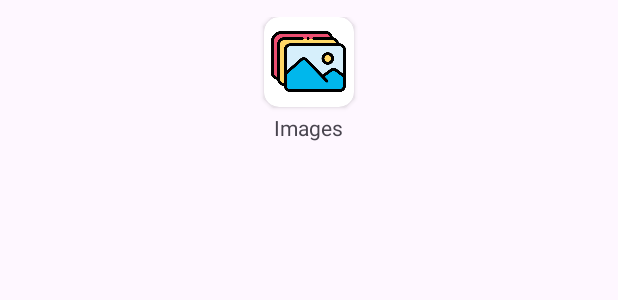
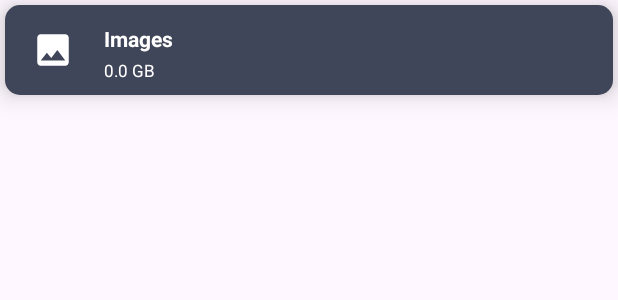
Before and after one commit to manish-mks1/FileManagerApp, an Android app: the layout item_quick_access.xml on its own in the app's theme, with its tools: preview values and no code run, on a phone screen of 412 x 824 dp. Shown: the top 300 px of the screen. Run offline under Robolectric (Android 15) with nearby library versions, the phone set to English and light mode, and no system bars.

Commit message:
Updated Ui progress-1

```diff
--- a/app/src/main/java/com/lufick/files/Adapters/FileItem.java
+++ b/app/src/main/java/com/lufick/files/Adapters/FileItem.java
@@ -12,7 +12,6 @@ import android.widget.TextView;
 
 import androidx.annotation.NonNull;
 
-import com.bumptech.glide.Glide;
 import com.lufick.files.Controls.FileManager;
 import com.lufick.files.R;
 
@@ -111,7 +110,7 @@ public class FileItem extends AbstractItem< FileItem.ViewHolder>{
 
         public void bindView(FileItem item, List<?> payloads) {
             if (item.isSelected()) {
-                file_item_layout.setBackgroundResource(R.drawable.background_rounded); // Light Blue when selected
+                file_item_layout.setBackgroundResource(R.drawable.ripple_background_rounded); // Light Blue when selected
             } else {
                 file_item_layout.setBackgroundColor(Color.TRANSPARENT);
             }
--- a/app/src/main/java/com/lufick/files/Adapters/MainItemAdapter.java
+++ b/app/src/main/java/com/lufick/files/Adapters/MainItemAdapter.java
@@ -106,7 +106,7 @@ public class MainItemAdapter<T extends AbstractItem> extends AbstractItem<MainIt
             if (firstItem instanceof RecentFileItem) {
                 recyclerView.setLayoutManager(new LinearLayoutManager(context, LinearLayoutManager.HORIZONTAL, false));
             } else if (firstItem instanceof QuickAccessItem) {
-                recyclerView.setLayoutManager(new GridLayoutManager(context, 3));
+                recyclerView.setLayoutManager(new GridLayoutManager(context, 2));
             } else if (firstItem instanceof StorageDeviceItem) {
                 recyclerView.setLayoutManager(new LinearLayoutManager(context));
             }
--- a/app/src/main/res/drawable-v34/ripple_background_rounded.xml
+++ b/app/src/main/res/drawable-v34/ripple_background_rounded.xml
@@ -4,7 +4,7 @@
     <item>
         <shape >
             <corners android:radius="10dp" />
-            <solid android:color="@android:color/system_on_primary_container_light"/>
+            <solid android:color="@android:color/system_accent2_700"/>
         </shape>
     </item>
 </ripple>
--- a/app/src/main/res/drawable/download_ic.xml
+++ b/app/src/main/res/drawable/download_ic.xml
@@ -4,6 +4,6 @@
     android:viewportWidth="512"
     android:viewportHeight="512">
   <path
-      android:fillColor="?attr/colorPrimary"
+      android:fillColor="@color/white"
       android:pathData="M288,32c0,-17.7 -14.3,-32 -32,-32s-32,14.3 -32,32l0,242.7 -73.4,-73.4c-12.5,-12.5 -32.8,-12.5 -45.3,0s-12.5,32.8 0,45.3l128,128c12.5,12.5 32.8,12.5 45.3,0l128,-128c12.5,-12.5 12.5,-32.8 0,-45.3s-32.8,-12.5 -45.3,0L288,274.7 288,32zM64,352c-35.3,0 -64,28.7 -64,64l0,32c0,35.3 28.7,64 64,64l384,0c35.3,0 64,-28.7 64,-64l0,-32c0,-35.3 -28.7,-64 -64,-64l-101.5,0 -45.3,45.3c-25,25 -65.5,25 -90.5,0L165.5,352 64,352zM432,408a24,24 0,1 1,0 48,24 24,0 1,1 0,-48z"/>
 </vector>
--- a/app/src/main/res/drawable/file_lines_text.xml
+++ b/app/src/main/res/drawable/file_lines_text.xml
@@ -4,6 +4,6 @@
     android:viewportWidth="384"
     android:viewportHeight="512">
   <path
-      android:fillColor="#E91E63"
+      android:fillColor="?attr/colorOnSecondary"
       android:pathData="M64,0C28.7,0 0,28.7 0,64L0,448c0,35.3 28.7,64 64,64l256,0c35.3,0 64,-28.7 64,-64l0,-288 -128,0c-17.7,0 -32,-14.3 -32,-32L224,0 64,0zM256,0l0,128 128,0L256,0zM112,256l160,0c8.8,0 16,7.2 16,16s-7.2,16 -16,16l-160,0c-8.8,0 -16,-7.2 -16,-16s7.2,-16 16,-16zM112,320l160,0c8.8,0 16,7.2 16,16s-7.2,16 -16,16l-160,0c-8.8,0 -16,-7.2 -16,-16s7.2,-16 16,-16zM112,384l160,0c8.8,0 16,7.2 16,16s-7.2,16 -16,16l-160,0c-8.8,0 -16,-7.2 -16,-16s7.2,-16 16,-16z"/>
 </vector>
--- a/app/src/main/res/drawable/ic_audio.xml
+++ b/app/src/main/res/drawable/ic_audio.xml
@@ -1,4 +1,4 @@
-<vector xmlns:android="http://schemas.android.com/apk/res/android" android:height="24dp" android:tint="?attr/colorPrimary" android:viewportHeight="24" android:viewportWidth="24" android:width="24dp">
+<vector xmlns:android="http://schemas.android.com/apk/res/android" android:height="24dp" android:tint="@color/white" android:viewportHeight="24" android:viewportWidth="24" android:width="24dp">
 
     <path android:fillColor="@android:color/white" android:pathData="M12,3v9.28c-0.47,-0.17 -0.97,-0.28 -1.5,-0.28C8.01,12 6,14.01 6,16.5S8.01,21 10.5,21c2.31,0 4.2,-1.75 4.45,-4H15V6h4V3h-7z"/>
 
--- a/app/src/main/res/drawable/image_ic.xml
+++ b/app/src/main/res/drawable/image_ic.xml
@@ -1,5 +1,4 @@
-<vector xmlns:android="http://schemas.android.com/apk/res/android" android:height="24dp" android:tint="?attr/colorPrimary" android:viewportHeight="24" android:viewportWidth="24" android:width="24dp">
-
-    <path android:fillColor="@android:color/white" android:pathData="M21,19V5c0,-1.1 -0.9,-2 -2,-2H5c-1.1,0 -2,0.9 -2,2v14c0,1.1 0.9,2 2,2h14c1.1,0 2,-0.9 2,-2zM8.5,13.5l2.5,3.01L14.5,12l4.5,6H5l3.5,-4.5z"/>
-
+<vector xmlns:android="http://schemas.android.com/apk/res/android" android:height="24dp" android:tint="@color/white" android:viewportHeight="24" android:viewportWidth="24" android:width="24dp">
+    <path android:fillColor="@android:color/white"
+        android:pathData="M21,19V5c0,-1.1 -0.9,-2 -2,-2H5c-1.1,0 -2,0.9 -2,2v14c0,1.1 0.9,2 2,2h14c1.1,0 2,-0.9 2,-2zM8.5,13.5l2.5,3.01L14.5,12l4.5,6H5l3.5,-4.5z"/>
 </vector>
--- a/app/src/main/res/drawable/mobile_ic.xml
+++ b/app/src/main/res/drawable/mobile_ic.xml
@@ -4,6 +4,6 @@
     android:viewportWidth="384"
     android:viewportHeight="512">
   <path
-      android:fillColor="@color/gray500"
+      android:fillColor="@color/white"
       android:pathData="M80,0C44.7,0 16,28.7 16,64l0,384c0,35.3 28.7,64 64,64l224,0c35.3,0 64,-28.7 64,-64l0,-384c0,-35.3 -28.7,-64 -64,-64L80,0zM160,432l64,0c8.8,0 16,7.2 16,16s-7.2,16 -16,16l-64,0c-8.8,0 -16,-7.2 -16,-16s7.2,-16 16,-16z"/>
 </vector>
--- a/app/src/main/res/drawable/sd_card_ic.xml
+++ b/app/src/main/res/drawable/sd_card_ic.xml
@@ -4,6 +4,6 @@
     android:viewportWidth="384"
     android:viewportHeight="512">
   <path
-      android:fillColor="@color/gray500"
+      android:fillColor="@color/white"
       android:pathData="M320,0L141.3,0C124.3,0 108,6.7 96,18.7L18.7,96C6.7,108 0,124.3 0,141.3L0,448c0,35.3 28.7,64 64,64l256,0c35.3,0 64,-28.7 64,-64l0,-384c0,-35.3 -28.7,-64 -64,-64zM160,88l0,48c0,13.3 -10.7,24 -24,24s-24,-10.7 -24,-24l0,-48c0,-13.3 10.7,-24 24,-24s24,10.7 24,24zM240,88l0,48c0,13.3 -10.7,24 -24,24s-24,-10.7 -24,-24l0,-48c0,-13.3 10.7,-24 24,-24s24,10.7 24,24zM320,88l0,48c0,13.3 -10.7,24 -24,24s-24,-10.7 -24,-24l0,-48c0,-13.3 10.7,-24 24,-24s24,10.7 24,24z"/>
 </vector>
--- a/app/src/main/res/drawable/video_ic.xml
+++ b/app/src/main/res/drawable/video_ic.xml
@@ -4,6 +4,6 @@
     android:viewportWidth="576"
     android:viewportHeight="512">
   <path
-      android:fillColor="?attr/colorPrimary"
+      android:fillColor="@color/white"
       android:pathData="M0,128C0,92.7 28.7,64 64,64l256,0c35.3,0 64,28.7 64,64l0,256c0,35.3 -28.7,64 -64,64L64,448c-35.3,0 -64,-28.7 -64,-64L0,128zM559.1,99.8c10.4,5.6 16.9,16.4 16.9,28.2l0,256c0,11.8 -6.5,22.6 -16.9,28.2s-23,5 -32.9,-1.6l-96,-64L416,337.1l0,-17.1 0,-128 0,-17.1 14.2,-9.5 96,-64c9.8,-6.5 22.4,-7.2 32.9,-1.6z"/>
 </vector>
--- a/app/src/main/res/layout/activity_main.xml
+++ b/app/src/main/res/layout/activity_main.xml
@@ -31,7 +31,4 @@
         android:paddingEnd="10dp"
         android:layout_marginTop="8dp" />
 
-
-
-
 </LinearLayout>
--- a/app/src/main/res/layout/item_file.xml
+++ b/app/src/main/res/layout/item_file.xml
@@ -2,7 +2,6 @@
 <LinearLayout xmlns:android="http://schemas.android.com/apk/res/android"
     android:layout_width="match_parent"
     android:layout_height="wrap_content"
-    xmlns:app="http://schemas.android.com/apk/res-auto"
     android:orientation="vertical"
     android:padding="5dp"
     android:elevation="3dp"
@@ -14,7 +13,7 @@
         android:id="@+id/file_item_layout"
         android:layout_width="match_parent"
         android:layout_height="wrap_content"
-        android:background="@drawable/background_rounded"
+        android:background="@drawable/ripple_background_rounded"
         android:orientation="vertical">
 
         <LinearLayout
--- a/app/src/main/res/layout/item_quick_access.xml
+++ b/app/src/main/res/layout/item_quick_access.xml
@@ -1,35 +1,48 @@
 <?xml version="1.0" encoding="utf-8"?>
 <LinearLayout xmlns:android="http://schemas.android.com/apk/res/android"
     android:layout_width="match_parent"
-    android:layout_height="wrap_content"
-    xmlns:app="http://schemas.android.com/apk/res-auto"
+    android:layout_height="60dp"
     android:id="@+id/quick_access_item"
-    android:orientation="vertical"
-    android:gravity="center"
+    android:orientation="horizontal"
+    android:gravity="start"
+    android:background="@drawable/ripple_background_rounded"
     android:layout_margin="3dp"
     android:elevation="10dp"
     android:clipToPadding="true"
     android:padding="8dp">
 
-
-    <androidx.cardview.widget.CardView
-        android:layout_width="60dp"
-        app:cardCornerRadius="10dp"
-        android:layout_height="60dp">
     <ImageView
         android:id="@+id/quick_access_icon"
-            android:layout_width="50dp"
-            android:layout_height="50dp"
+        android:layout_width="28dp"
+        android:layout_height="28dp"
         android:layout_gravity="center"
-            android:src="@drawable/photoes" />
-    </androidx.cardview.widget.CardView>
-
-
+        android:layout_marginStart="10dp"
+        android:src="@drawable/image_ic" />
+    <LinearLayout
+        android:layout_width="wrap_content"
+        android:layout_height="match_parent"
+        android:orientation="vertical"
+        android:layout_marginStart="20dp"
+        android:gravity="center">
         <TextView
             android:id="@+id/quick_access_title"
             android:layout_width="wrap_content"
             android:layout_height="wrap_content"
-        android:text="Images"
+            android:text="@string/images"
             android:textSize="14sp"
+            android:textStyle="bold"
+            android:textColor="@color/white"
+            android:layout_marginTop="4dp" />
+        <TextView
+            android:id="@+id/storage_info"
+            android:layout_width="wrap_content"
+            android:layout_height="wrap_content"
+            android:text="0.0 GB"
+            android:textSize="11sp"
+            android:layout_gravity="start"
+            android:textColor="@color/white"
             android:layout_marginTop="4dp" />
     </LinearLayout>
+
+
+</LinearLayout>
--- a/app/src/main/res/layout/item_storage_device.xml
+++ b/app/src/main/res/layout/item_storage_device.xml
@@ -3,7 +3,7 @@
     android:layout_width="match_parent"
     android:id="@+id/storage_device_item"
     android:layout_height="wrap_content"
-    android:background="@drawable/background_outlined_white"
+    android:background="@drawable/ripple_background_outlined_white"
     android:orientation="horizontal"
     android:layout_margin="3dp"
     android:elevation="5dp"
@@ -29,6 +29,7 @@
         android:layout_width="wrap_content"
         android:layout_height="wrap_content"
         android:text="Internal Storage"
+        android:textColor="@color/white"
         android:textStyle="bold"
         android:textSize="16sp" />
 
--- a/app/src/main/res/layout/recent_item.xml
+++ b/app/src/main/res/layout/recent_item.xml
@@ -23,7 +23,7 @@
             android:layout_height="60dp"
             android:scaleType="centerCrop"
             android:layout_gravity="center"
-            android:src="@drawable/photoes" />
+            android:src="@drawable/image_ic" />
     </androidx.cardview.widget.CardView>
 
 
--- a/app/src/main/res/values/strings.xml
+++ b/app/src/main/res/values/strings.xml
@@ -18,4 +18,5 @@
     <string name="search">Search</string>
     <string name="home">Home</string>
     <string name="recent_files">Recent files</string>
+    <string name="images">Images</string>
 </resources>
```
Also changed, not shown: app/src/main/java/com/lufick/files/Controls/FileManager.java (+15 -23 lines), app/src/main/java/com/lufick/files/MainActivity.java (+4 -4 lines). Lines whose indentation alone changed are shown as unchanged.
